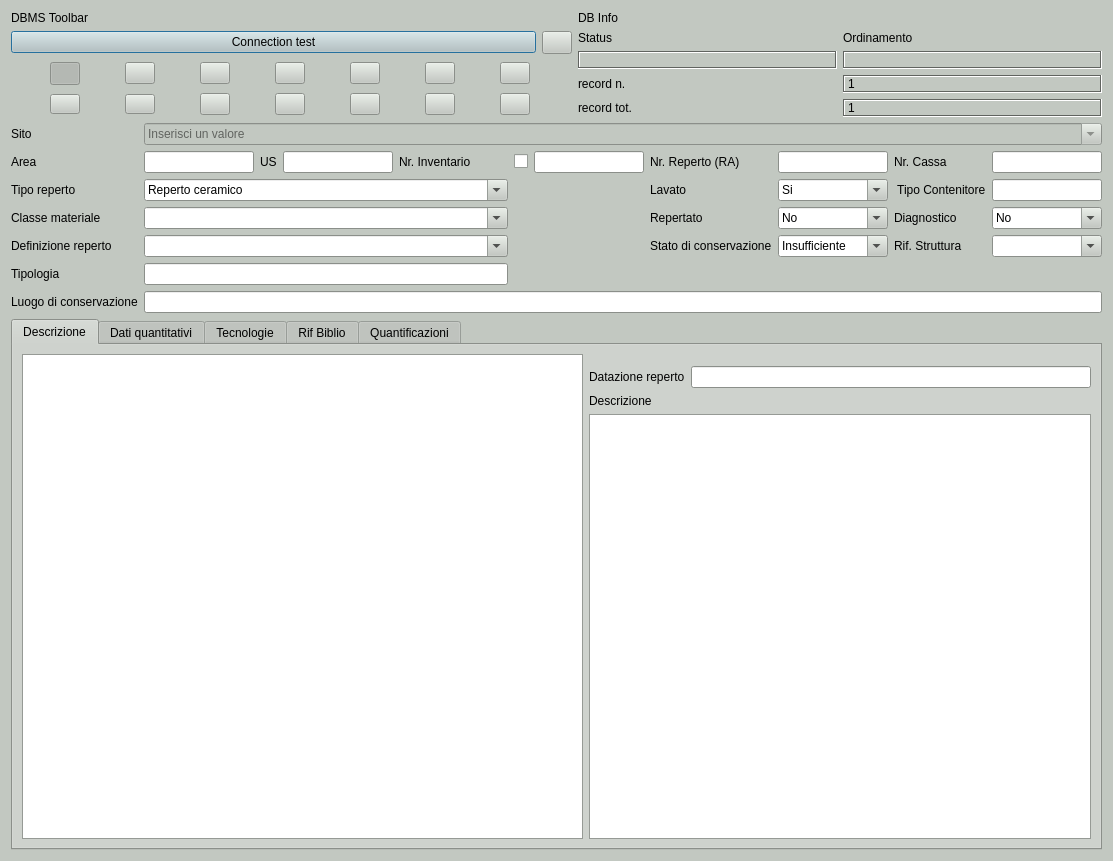
This is gui/ui/Inv_Materiali.ui in pyarchinit/pyarchinit as Qt 5 draws it before an edit. The edited form follows.
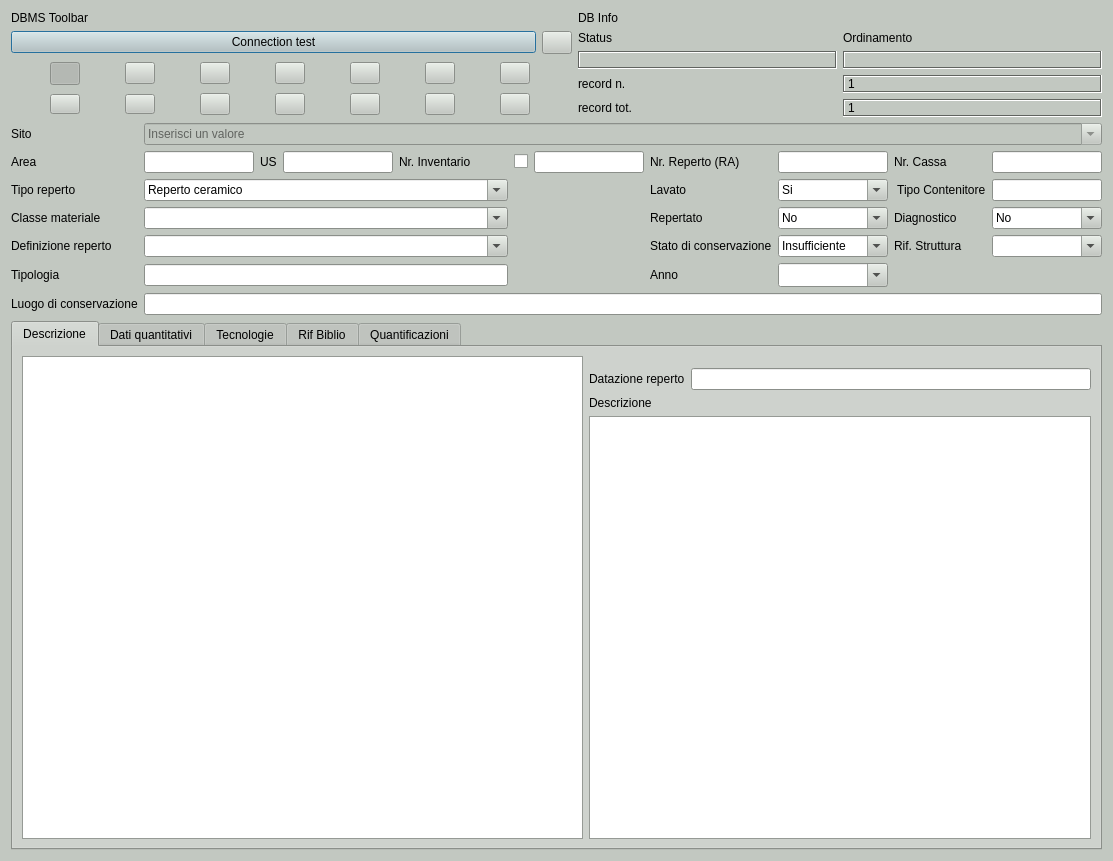
This is the edited form. Icons and pictures are not drawn. Custom widgets are drawn as their Qt base class.

Patch:
```diff
--- a/gui/ui/Inv_Materiali.ui
+++ b/gui/ui/Inv_Materiali.ui
@@ -6960,6 +6960,31 @@
      </property>
     </widget>
    </item>
+   <item row="8" column="7">
+    <widget class="QLabel" name="label_19">
+     <property name="font">
+      <font>
+       <pointsize>9</pointsize>
+      </font>
+     </property>
+     <property name="text">
+      <string>Anno</string>
+     </property>
+    </widget>
+   </item>
+   <item row="8" column="8">
+    <widget class="QComboBox" name="comboBox_year">
+     <property name="minimumSize">
+      <size>
+       <width>0</width>
+       <height>24</height>
+      </size>
+     </property>
+     <property name="editable">
+      <bool>true</bool>
+     </property>
+    </widget>
+   </item>
   </layout>
  </widget>
  <customwidgets>
```
